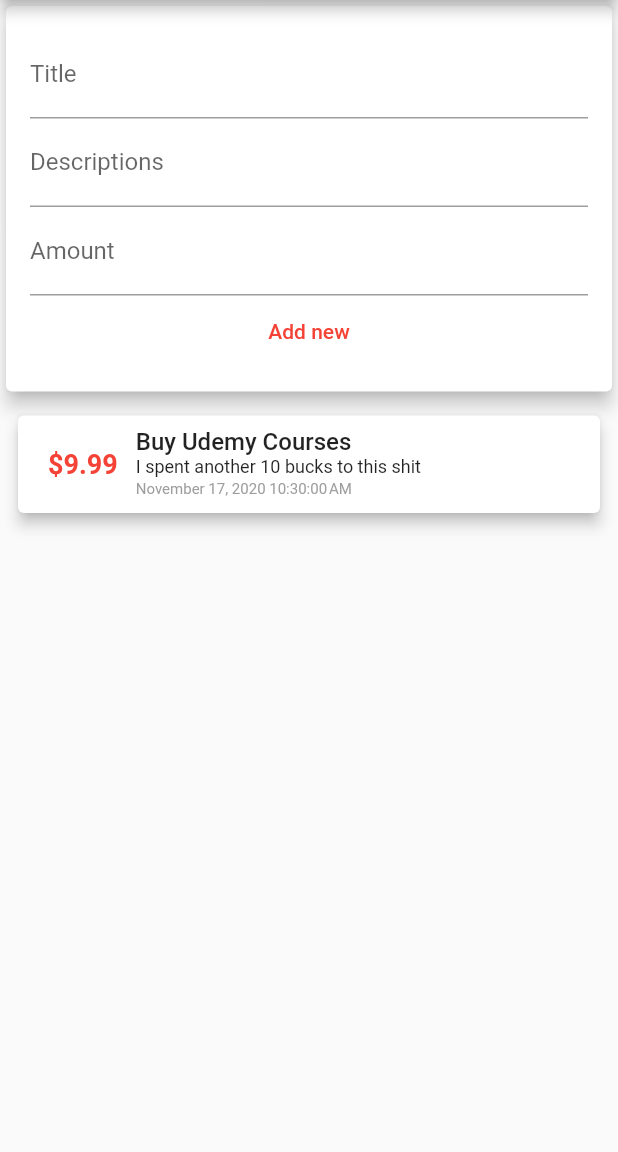
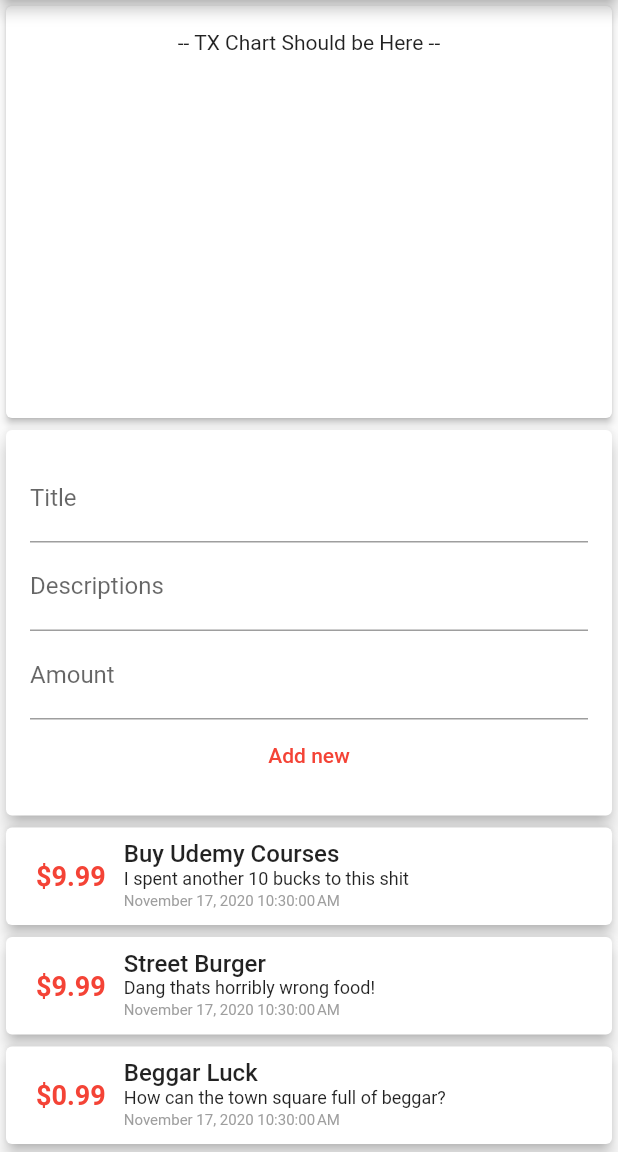
Before and after one commit to resqiar/How-Much-You-Spent-, a Flutter app: the screen it shows after launch, after a tap on "Add new", on a phone screen of 412 x 824 dp, the part 84-1236 px from its top. Run offline on Flutter 3.47's test engine with Material 2 defaults, Android fonts, the phone set to English and light mode, and no system bars.

Commit message:
Change Column to ListView

```diff
--- a/lib/Container/TxHistoryManager.dart
+++ b/lib/Container/TxHistoryManager.dart
@@ -18,34 +18,69 @@ class _TxHistoryManagerState extends State<TxHistoryManager> {
       amount: 9.99,
       time: DateTime.now(),
     ),
-    // Transaction(
-    //   id: UniqueKey().toString(),
-    //   title: 'Street Burger',
-    //   desc: 'Dang thats horribly wrong food!',
-    //   amount: 9.99,
-    //   time: DateTime.now(),
-    // ),
-    // Transaction(
-    //   id: UniqueKey().toString(),
-    //   title: 'Beggar Luck',
-    //   desc: 'How can the town square full of beggar?',
-    //   amount: 0.99,
-    //   time: DateTime.now(),
-    // ),
-    // Transaction(
-    //   id: UniqueKey().toString(),
-    //   title: 'Another Street food',
-    //   desc: 'This "Martabak" really made my day!',
-    //   amount: 1.29,
-    //   time: DateTime.now(),
-    // ),
-    // Transaction(
-    //   id: UniqueKey().toString(),
-    //   title: 'Indonesian "UBER"',
-    //   desc: 'Their green jacket looks awesome!',
-    //   amount: 1.69,
-    //   time: DateTime.now(),
-    // ),
+    Transaction(
+      id: UniqueKey().toString(),
+      title: 'Street Burger',
+      desc: 'Dang thats horribly wrong food!',
+      amount: 9.99,
+      time: DateTime.now(),
+    ),
+    Transaction(
+      id: UniqueKey().toString(),
+      title: 'Beggar Luck',
+      desc: 'How can the town square full of beggar?',
+      amount: 0.99,
+      time: DateTime.now(),
+    ),
+    Transaction(
+      id: UniqueKey().toString(),
+      title: 'Another Street food',
+      desc: 'This "Martabak" really made my day!',
+      amount: 1.29,
+      time: DateTime.now(),
+    ),
+    Transaction(
+      id: UniqueKey().toString(),
+      title: 'Indonesian "UBER"',
+      desc: 'Their green jacket looks awesome!',
+      amount: 1.69,
+      time: DateTime.now(),
+    ),
+    Transaction(
+      id: UniqueKey().toString(),
+      title: 'Buy Udemy Courses',
+      desc: 'I spent another 10 bucks to this shit',
+      amount: 9.99,
+      time: DateTime.now(),
+    ),
+    Transaction(
+      id: UniqueKey().toString(),
+      title: 'Street Burger',
+      desc: 'Dang thats horribly wrong food!',
+      amount: 9.99,
+      time: DateTime.now(),
+    ),
+    Transaction(
+      id: UniqueKey().toString(),
+      title: 'Beggar Luck',
+      desc: 'How can the town square full of beggar?',
+      amount: 0.99,
+      time: DateTime.now(),
+    ),
+    Transaction(
+      id: UniqueKey().toString(),
+      title: 'Another Street food',
+      desc: 'This "Martabak" really made my day!',
+      amount: 1.29,
+      time: DateTime.now(),
+    ),
+    Transaction(
+      id: UniqueKey().toString(),
+      title: 'Indonesian "UBER"',
+      desc: 'Their green jacket looks awesome!',
+      amount: 1.69,
+      time: DateTime.now(),
+    ),
   ]; // initiate dummy arrays
 
   /// ! Method to save user data.
--- a/lib/main.dart
+++ b/lib/main.dart
@@ -25,11 +25,13 @@ class HomePage extends StatelessWidget {
           title: Text('Summary'),
           elevation: 4,
         ),
-        body: Column(
-          children: <Widget>[
-            //TxChart(),
-            TxHistoryManager(), // Manager to maintain History widget
-          ],
+        body: SingleChildScrollView(
+          child: Column(
+            children: <Widget>[
+              TxChart(),
+              TxHistoryManager(), // Manager to maintain History widget
+            ],
+          ),
         ));
   }
 }
--- a/lib/widgets/TxList.dart
+++ b/lib/widgets/TxList.dart
@@ -10,10 +10,10 @@ class TxList extends StatelessWidget {
   @override
   Widget build(BuildContext context) {
     return Container(
+      height: MediaQuery.of(context).size.height / 2,
       width: double.infinity,
-      margin: EdgeInsets.all(8),
-      child: Column(
-        children: transactions.map((tx) {
+      child: ListView.builder(
+        itemBuilder: (context, index) {
           return Card(
             elevation: 4,
             // card
@@ -24,7 +24,7 @@ class TxList extends StatelessWidget {
                   Container(
                     margin: EdgeInsets.all(12),
                     child: Text(
-                      '\$${tx.amount.toString()}',
+                      '\$${transactions[index].amount.toStringAsFixed(2)}',
                       style: TextStyle(
                         fontSize: 18,
                         fontWeight: FontWeight.bold,
@@ -38,7 +38,7 @@ class TxList extends StatelessWidget {
                     children: [
                       Container(
                         child: Text(
-                          tx.title,
+                          transactions[index].title,
                           style: TextStyle(
                             fontSize: 16,
                             fontWeight: FontWeight.w500,
@@ -47,7 +47,7 @@ class TxList extends StatelessWidget {
                       ),
                       Container(
                         child: Text(
-                          tx.desc,
+                          transactions[index].desc,
                           style: TextStyle(
                             fontSize: 12,
                           ),
@@ -56,7 +56,7 @@ class TxList extends StatelessWidget {
                       Container(
                         padding: EdgeInsets.symmetric(vertical: 2),
                         child: Text(
-                          DateFormat().format(tx.time),
+                          DateFormat().format(transactions[index].time),
                           style: TextStyle(
                             fontSize: 10,
                             color: Colors.grey,
@@ -69,7 +69,8 @@ class TxList extends StatelessWidget {
               ),
             ),
           );
-        }).toList(),
+        },
+        itemCount: transactions.length,
       ),
     );
   }
--- a/lib/widgets/TxNew.dart
+++ b/lib/widgets/TxNew.dart
@@ -11,6 +11,17 @@ class TxNew extends StatelessWidget {
 
   TxNew(this.addTx); // constructor that called from TxHistorymanager
 
+  // Function to handle input
+  void inputTx() {
+    final titleInput = titleController.text;
+    final descInput = descController.text;
+    final amountInput = double.parse(amountController.text);
+
+    if (titleInput.isEmpty || descInput.isEmpty || amountInput <= 0) return;
+
+    addTx(titleInput, descInput, amountInput);
+  }
+
   @override
   Widget build(BuildContext context) {
     return Container(
@@ -23,23 +34,21 @@ class TxNew extends StatelessWidget {
               TextField(
                 decoration: InputDecoration(labelText: 'Title'),
                 controller: titleController,
+                onSubmitted: (_) => inputTx,
               ),
               TextField(
                 decoration: InputDecoration(labelText: 'Descriptions'),
                 controller: descController,
+                onSubmitted: (_) => inputTx,
               ),
               TextField(
                 decoration: InputDecoration(labelText: 'Amount'),
                 controller: amountController,
+                keyboardType: TextInputType.number,
+                onSubmitted: (_) => inputTx,
               ),
               FlatButton(
-                onPressed: () {
-                  addTx(
-                    titleController.text,
-                    descController.text,
-                    double.parse(amountController.text),
-                  );
-                },
+                onPressed: inputTx,
                 child: Text(
                   'Add new',
                   style: TextStyle(color: Colors.red),
```
